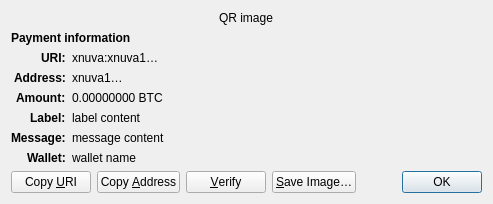
The window that src/qt/forms/receiverequestdialog.ui (Xnuva-Blockchain-Project/Xnuva) describes before a commit, drawn with Qt 5.
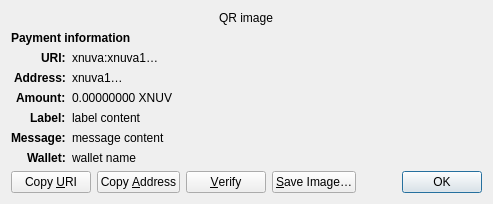
The same window after the commit. Custom widgets are drawn as their Qt base class.

Patch:
```diff
--- a/src/qt/forms/receiverequestdialog.ui
+++ b/src/qt/forms/receiverequestdialog.ui
@@ -126,7 +126,7 @@
    <item row="4" column="1" alignment="Qt::AlignTop">
     <widget class="QLabel" name="amount_content">
      <property name="text">
-      <string notr="true">0.00000000 BTC</string>
+      <string notr="true">0.00000000 XNUV</string>
      </property>
      <property name="textFormat">
       <enum>Qt::PlainText</enum>
```
